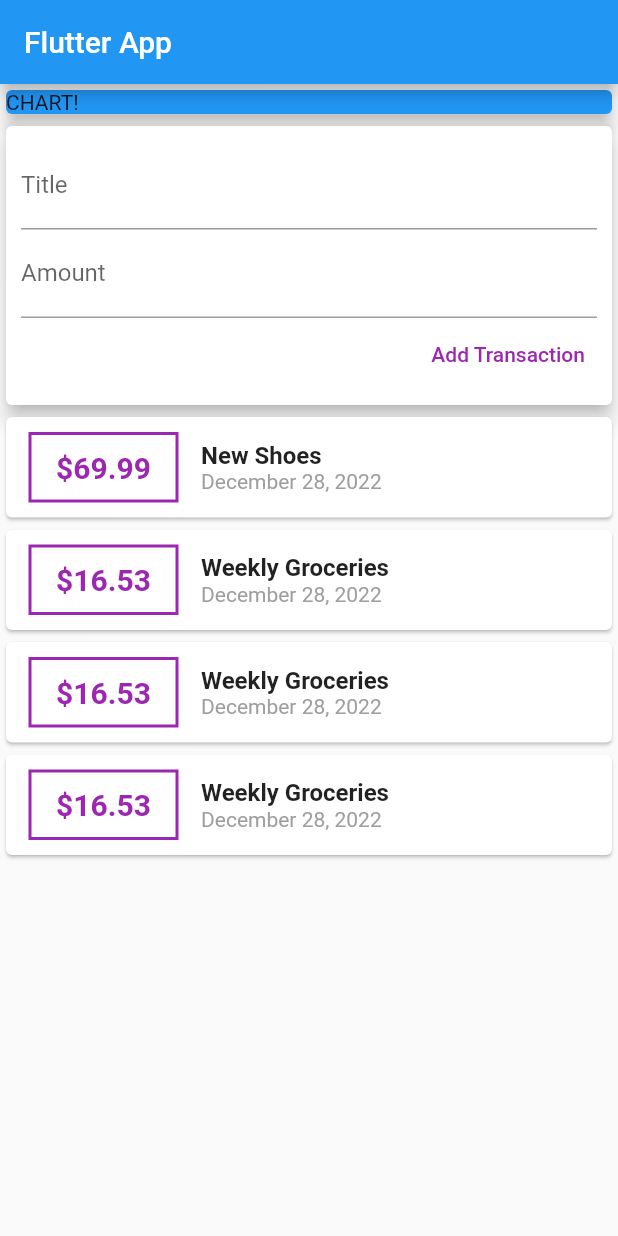
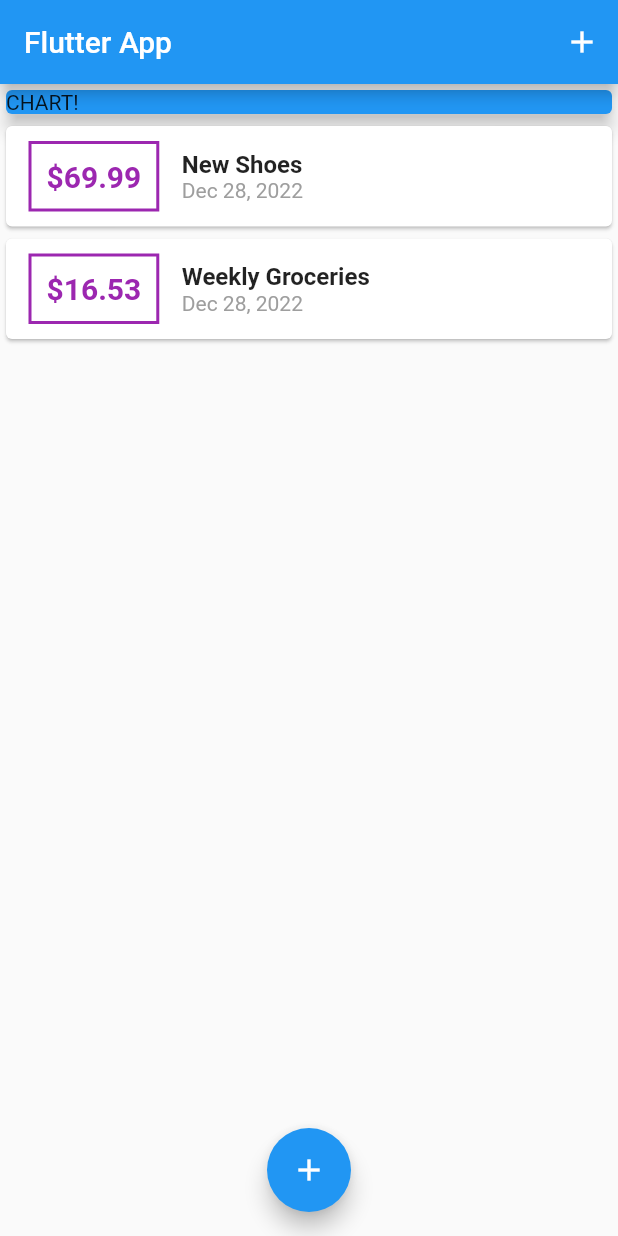
Before and after one commit to JoacoViera/flutter_expenses_app, a Flutter app: the screen it shows after launch, on a phone screen of 412 x 824 dp. Run offline on Flutter 3.47's test engine with Material 2 defaults, Android fonts, the phone set to English and light mode, and no system bars.

Commit message:
main now is statefull, user transactions removd

```diff
--- a/lib/main.dart
+++ b/lib/main.dart
@@ -1,38 +1,91 @@
-// ignore_for_file: sized_box_for_whitespace
+// ignore_for_file: library_private_types_in_public_api
 
 import 'package:flutter/material.dart';
-import 'widgets/user_transactions.dart';
 
-void main() {
-  runApp(const MyApp());
-}
+import './widgets/new_transaction.dart';
+import './widgets/transaction_list.dart';
+import './models/transaction.dart';
+
+void main() => runApp(const MyApp());
 
 class MyApp extends StatelessWidget {
   const MyApp({super.key});
 
   @override
   Widget build(BuildContext context) {
-    return MaterialApp(
+    return const MaterialApp(
       title: 'Flutter App',
       home: MyHomePage(),
     );
   }
 }
 
-class MyHomePage extends StatelessWidget {
-  final titleController = TextEditingController();
-  final amountController = TextEditingController();
+class MyHomePage extends StatefulWidget {
+  const MyHomePage({super.key});
 
-  MyHomePage({super.key});
+  // String titleInput;
+  // String amountInput;
+  @override
+  _MyHomePageState createState() => _MyHomePageState();
+}
+
+class _MyHomePageState extends State<MyHomePage> {
+  final List<Transaction> _userTransactions = [
+    Transaction(
+      id: 't1',
+      title: 'New Shoes',
+      amount: 69.99,
+      date: DateTime.now(),
+    ),
+    Transaction(
+      id: 't2',
+      title: 'Weekly Groceries',
+      amount: 16.53,
+      date: DateTime.now(),
+    ),
+  ];
+
+  void _addNewTransaction(String txTitle, double txAmount) {
+    final newTx = Transaction(
+      title: txTitle,
+      amount: txAmount,
+      date: DateTime.now(),
+      id: DateTime.now().toString(),
+    );
+
+    setState(() {
+      _userTransactions.add(newTx);
+    });
+  }
+
+  void _startAddNewTransaction(BuildContext ctx) {
+    showModalBottomSheet(
+      context: ctx,
+      builder: (_) {
+        return GestureDetector(
+          onTap: () {},
+          behavior: HitTestBehavior.opaque,
+          child: NewTransaction(_addNewTransaction),
+        );
+      },
+    );
+  }
 
   @override
   Widget build(BuildContext context) {
     return Scaffold(
       appBar: AppBar(
         title: const Text('Flutter App'),
+        actions: <Widget>[
+          IconButton(
+            icon: const Icon(Icons.add),
+            onPressed: () => _startAddNewTransaction(context),
           ),
-      body: Column(
-        // mainAxisAlignment: MainAxisAlignment.spaceAround,
+        ],
+      ),
+      body: SingleChildScrollView(
+        child: Column(
+          // mainAxisAlignment: MainAxisAlignment.start,
           crossAxisAlignment: CrossAxisAlignment.stretch,
           children: <Widget>[
             Container(
@@ -43,8 +96,14 @@ class MyHomePage extends StatelessWidget {
                 child: Text('CHART!'),
               ),
             ),
-          const UserTransactions(),
+            TransactionList(_userTransactions),
           ],
+        ),
+      ),
+      floatingActionButtonLocation: FloatingActionButtonLocation.centerFloat,
+      floatingActionButton: FloatingActionButton(
+        child: const Icon(Icons.add),
+        onPressed: () => _startAddNewTransaction(context),
       ),
     );
   }
--- a/lib/widgets/new_transaction.dart
+++ b/lib/widgets/new_transaction.dart
@@ -1,11 +1,11 @@
 import 'package:flutter/material.dart';
 
 class NewTransaction extends StatelessWidget {
+  final Function addTx;
   final titleController = TextEditingController();
   final amountController = TextEditingController();
-  final Function createTransaction;
 
-  NewTransaction({super.key, required this.createTransaction});
+  NewTransaction(this.addTx, {super.key});
 
   void submitData() {
     final enteredTitle = titleController.text;
@@ -14,7 +14,11 @@ class NewTransaction extends StatelessWidget {
     if (enteredTitle.isEmpty || enteredAmount <= 0) {
       return;
     }
-    createTransaction(enteredTitle, enteredAmount);
+
+    addTx(
+      enteredTitle,
+      enteredAmount,
+    );
   }
 
   @override
@@ -30,12 +34,16 @@ class NewTransaction extends StatelessWidget {
               decoration: const InputDecoration(labelText: 'Title'),
               controller: titleController,
               onSubmitted: (_) => submitData(),
+              // onChanged: (val) {
+              //   titleInput = val;
+              // },
             ),
             TextField(
               decoration: const InputDecoration(labelText: 'Amount'),
               controller: amountController,
               keyboardType: TextInputType.number,
               onSubmitted: (_) => submitData(),
+              // onChanged: (val) => amountInput = val,
             ),
             TextButton(
               onPressed: () {
--- a/lib/widgets/transaction_list.dart
+++ b/lib/widgets/transaction_list.dart
@@ -1,37 +1,36 @@
 import 'package:flutter/material.dart';
-import 'package:flutter_expenses_app/models/transaction.dart';
 import 'package:intl/intl.dart';
+
+import '../models/transaction.dart';
 
 class TransactionList extends StatelessWidget {
   final List<Transaction> transactions;
 
-  const TransactionList({super.key, required this.transactions});
+  const TransactionList(this.transactions, {super.key});
 
   @override
   Widget build(BuildContext context) {
     return Container(
       height: 300,
       child: ListView.builder(
-        itemCount: transactions.length,
         itemBuilder: (ctx, index) {
           return Card(
             child: Row(
               children: <Widget>[
                 Container(
-                  width: 100,
                   margin: const EdgeInsets.symmetric(
                     vertical: 10,
                     horizontal: 15,
                   ),
                   decoration: BoxDecoration(
-                      border: Border.all(
-                    color: Colors.purple,
-                    width: 2,
-                  )),
+                    border: Border.all(
+                      color: Colors.purple,
+                      width: 2,
+                    ),
+                  ),
                   padding: const EdgeInsets.all(10),
                   child: Text(
                     '\$${transactions[index].amount.toStringAsFixed(2)}',
-                    textAlign: TextAlign.center,
                     style: const TextStyle(
                       fontWeight: FontWeight.bold,
                       fontSize: 20,
@@ -45,22 +44,23 @@ class TransactionList extends StatelessWidget {
                     Text(
                       transactions[index].title,
                       style: const TextStyle(
+                        fontSize: 16,
                         fontWeight: FontWeight.bold,
-                        fontSize: 16,
                       ),
                     ),
                     Text(
-                      DateFormat.yMMMMd().format(transactions[index].date),
+                      DateFormat.yMMMd().format(transactions[index].date),
                       style: const TextStyle(
                         color: Colors.grey,
                       ),
                     ),
                   ],
-                )
+                ),
               ],
             ),
           );
         },
+        itemCount: transactions.length,
       ),
     );
   }
--- a/lib/widgets/user_transactions.dart
+++ /dev/null
@@ -1,90 +0,0 @@
-import 'package:flutter/material.dart';
-import 'package:flutter_expenses_app/models/transaction.dart';
-import 'package:flutter_expenses_app/widgets/new_transaction.dart';
-import 'package:flutter_expenses_app/widgets/transaction_list.dart';
-
-class UserTransactions extends StatefulWidget {
-  const UserTransactions({super.key});
-
-  @override
-  State<UserTransactions> createState() => _UserTransactionsState();
-}
-
-class _UserTransactionsState extends State<UserTransactions> {
-  final List<Transaction> _userTransactions = [
-    Transaction(
-      id: 't1',
-      title: 'New Shoes',
-      amount: 69.99,
-      date: DateTime.now(),
-    ),
-    Transaction(
-      id: 't2',
-      title: 'Weekly Groceries',
-      amount: 16.53,
-      date: DateTime.now(),
-    ),
-    Transaction(
-      id: 't3',
-      title: 'Weekly Groceries',
-      amount: 16.53,
-      date: DateTime.now(),
-    ),
-    Transaction(
-      id: 't4',
-      title: 'Weekly Groceries',
-      amount: 16.53,
-      date: DateTime.now(),
-    ),
-    Transaction(
-      id: 't5',
-      title: 'Weekly Groceries',
-      amount: 16.53,
-      date: DateTime.now(),
-    ),
-    Transaction(
-      id: 't6',
-      title: 'Weekly Groceries',
-      amount: 16.53,
-      date: DateTime.now(),
-    ),
-    Transaction(
-      id: 't7',
-      title: 'Weekly Groceries',
-      amount: 16.53,
-      date: DateTime.now(),
-    ),
-    Transaction(
-      id: 't8',
-      title: 'Weekly Groceries',
-      amount: 16.53,
-      date: DateTime.now(),
-    ),
-  ];
-
-  void _addNewTransaction(String txTitle, double amount) {
-    final newTx = Transaction(
-        title: txTitle,
-        amount: amount,
-        date: DateTime.now(),
-        id: DateTime.now().toString());
-
-    setState(() {
-      _userTransactions.add(newTx);
-    });
-  }
-
-  @override
-  Widget build(BuildContext context) {
-    return Column(
-      children: <Widget>[
-        NewTransaction(
-          createTransaction: _addNewTransaction,
-        ),
-        TransactionList(
-          transactions: _userTransactions,
-        ),
-      ],
-    );
-  }
-}
```
Lines whose indentation alone changed are shown as unchanged.
